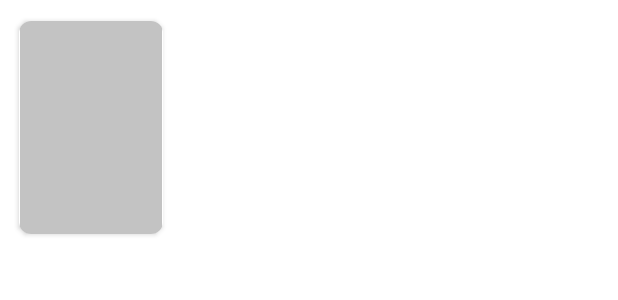
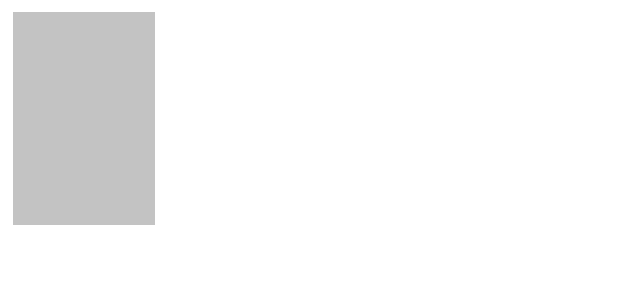
Before and after one commit to ngonimapfumo/movies-tv, an Android app: the layout item_movie_detail.xml on its own in the app's theme, with its tools: preview values and no code run, on a phone screen of 412 x 824 dp. Shown: the top 300 px of the screen. Run offline under Robolectric (Android 15) with nearby library versions, the phone set to English and light mode, and no system bars; network calls fail.

Commit message:
ui fixes

```diff
--- a/app/src/main/res/layout/item_movie_detail.xml
+++ b/app/src/main/res/layout/item_movie_detail.xml
@@ -2,34 +2,22 @@
 <androidx.constraintlayout.widget.ConstraintLayout xmlns:android="http://schemas.android.com/apk/res/android"
     xmlns:app="http://schemas.android.com/apk/res-auto"
     xmlns:tools="http://schemas.android.com/tools"
+    android:id="@+id/movie_item"
     android:layout_width="wrap_content"
     android:layout_height="wrap_content"
-    android:layout_margin="8dp"
-    android:id="@+id/movie_item">
+    android:layout_margin="8dp">
 
-    <androidx.cardview.widget.CardView
-        app:cardUseCompatPadding="true"
-        android:layout_width="wrap_content"
-        android:layout_height="wrap_content"
-        app:cardCornerRadius="8dp"
+    <ImageView
+        android:id="@+id/imageView"
+        android:layout_width="96dp"
+        android:layout_height="142dp"
+        android:adjustViewBounds="true"
+        android:src="@drawable/sample_cover_large"
         app:layout_constraintBottom_toBottomOf="parent"
         app:layout_constraintEnd_toEndOf="parent"
+        app:layout_constraintHorizontal_bias="0.5"
         app:layout_constraintStart_toStartOf="parent"
-        app:layout_constraintTop_toTopOf="parent">
-
-        <ImageView
-            android:id="@+id/imageView"
-            android:layout_width="96dp"
-            android:layout_height="142dp"
-            android:adjustViewBounds="true"
-            android:src="@drawable/sample_cover_large" />
-
-        <TextView
-            android:textSize="20sp"
-            android:id="@+id/text"
-            android:layout_width="wrap_content"
-            android:layout_height="wrap_content"/>
-
-    </androidx.cardview.widget.CardView>
+        app:layout_constraintTop_toTopOf="parent"
+        app:layout_constraintVertical_bias="0.5" />
 
 </androidx.constraintlayout.widget.ConstraintLayout>
```
